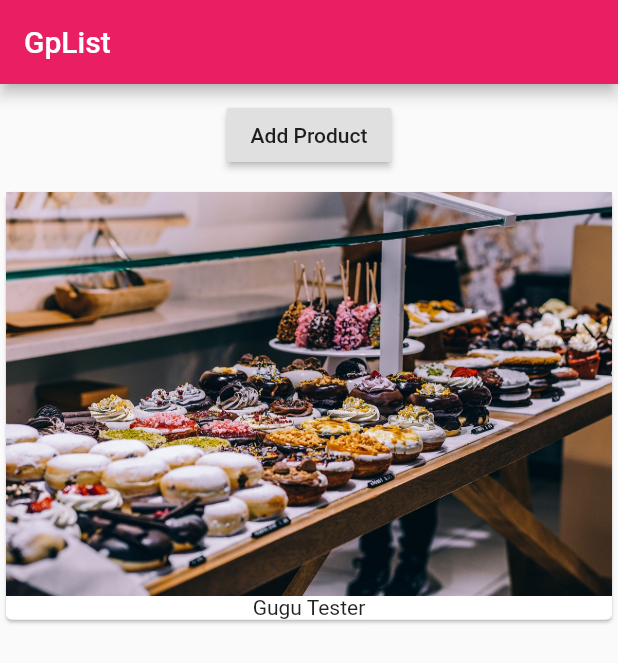
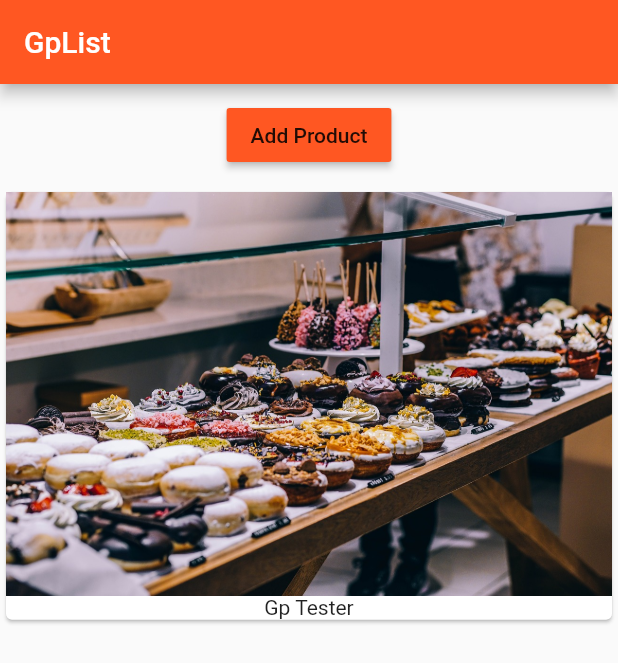
Before and after one commit to pardipbhatti8791/Flutter-Products, a Flutter app: the screen it shows after launch, on a phone screen of 412 x 824 dp. Shown: the top 663 px of the screen. Run offline on Flutter 3.47's test engine with Material 2 defaults, Android fonts, the phone set to English and light mode, and no system bars.

Commit message:
learning dart basic statics

```diff
--- a/lib/main.dart
+++ b/lib/main.dart
@@ -9,13 +9,16 @@ class MyApp extends StatelessWidget {
   @override
   Widget build(BuildContext context) {
     return MaterialApp(
-      theme: ThemeData.light(),
+      theme: ThemeData(
+        brightness: Brightness.light,
+        primarySwatch: Colors.deepOrange,
+        accentColor: Colors.deepPurple
+      ),
       home: Scaffold(
         appBar: AppBar(
-          title: Text('GpList'),
-          backgroundColor: Colors.pink,
+          title: Text('GpList')
         ),
-        body: ProductManager('Gugu Tester')
+        body: ProductManager(startingProduct: 'Gp Tester')
       ),
     );
   }
--- a/lib/product_manager.dart
+++ b/lib/product_manager.dart
@@ -3,7 +3,7 @@ import 'products.dart';
 
 class ProductManager extends StatefulWidget {
   final String startingProduct;
-  ProductManager(this.startingProduct);
+  ProductManager({this.startingProduct = 'Gp Other Tester'});
 
   @override
   State<StatefulWidget> createState() {
@@ -28,6 +28,7 @@ class _ProductManagerState extends State<ProductManager> {
       Container(
         margin: EdgeInsets.all(10.0),
         child: RaisedButton(
+          color: Theme.of(context).primaryColor,
           onPressed: () {
             setState(() {
               _products.add('Gugu tester');
--- a/lib/products.dart
+++ b/lib/products.dart
@@ -3,7 +3,7 @@ import 'package:flutter/material.dart';
 class Products extends StatelessWidget {
 
   final List<String> products;
-  Products(this.products);
+  Products([this.products = const []]);
 
   @override
   Widget build(BuildContext context) {
@@ -12,10 +12,10 @@ class Products extends StatelessWidget {
         children: products
             .map((element) => Card(
                     child: Column(
-                  children: <Widget>[
-                    Image.asset('assets/food.jpg'),
-                    Text(element)
-                  ],
+                    children: <Widget>[
+                      Image.asset('assets/food.jpg'),
+                      Text(element)
+                    ],
                 )))
             .toList()
           );
```
